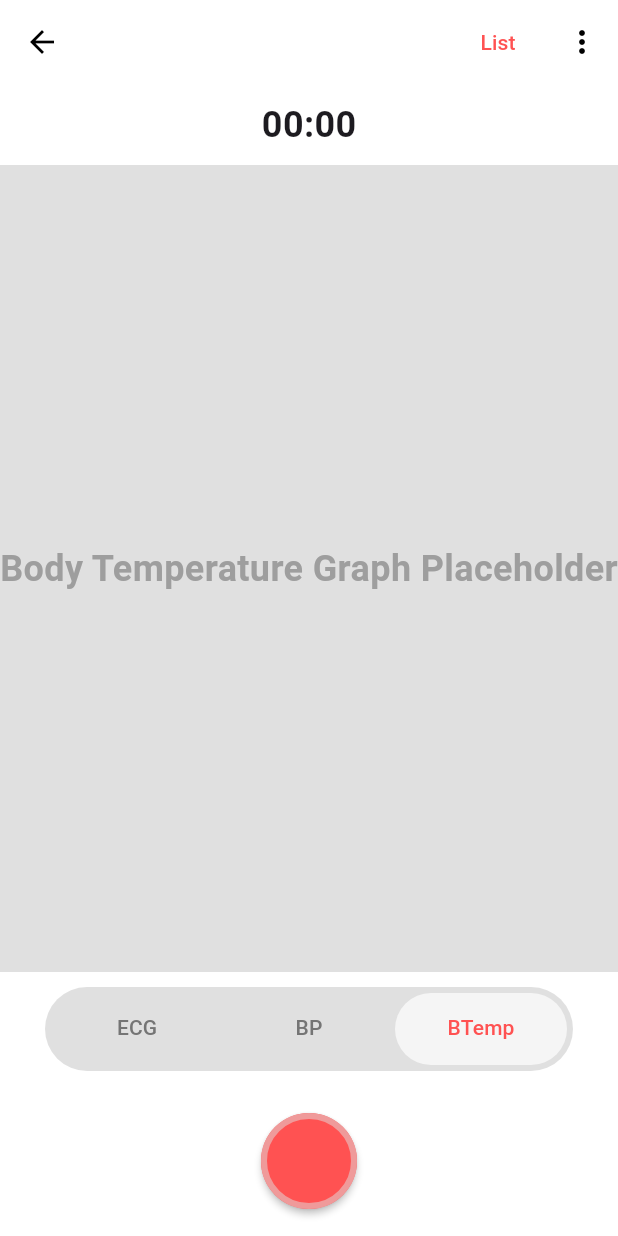
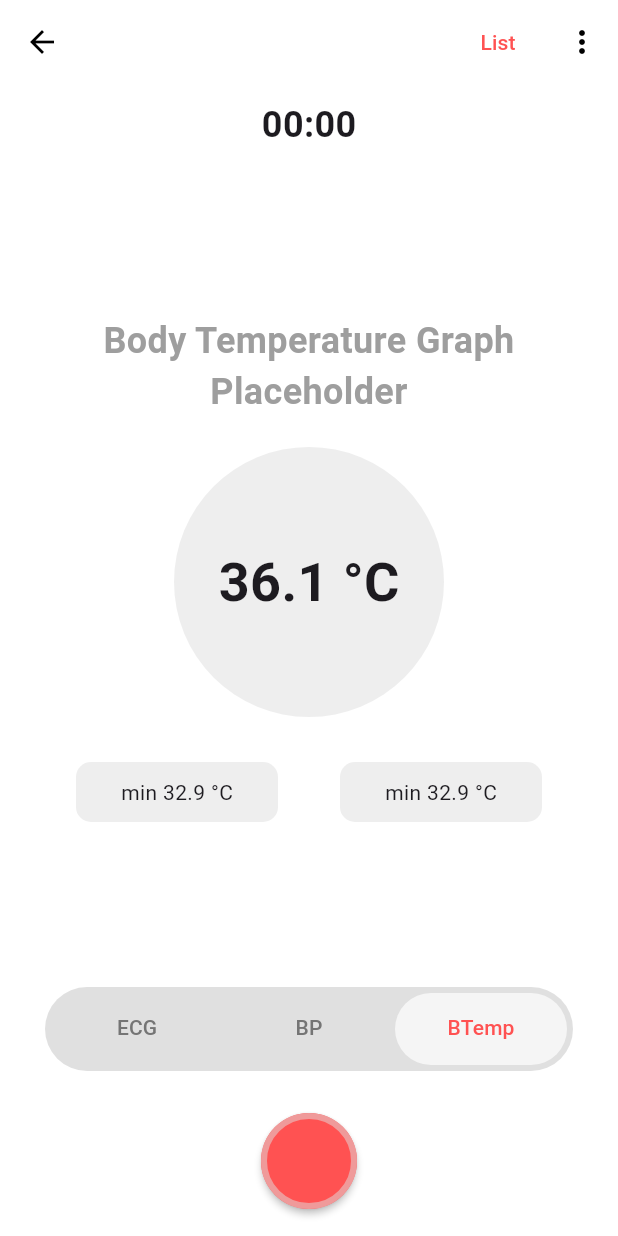
Before and after one commit to esmond-adjei/cardiocare, a Flutter app: the SingleMonitorLayout screen opened directly, tab 3 chosen, on a phone screen of 412 x 824 dp. Run offline on Flutter 3.47's test engine with Material 3 defaults, Android fonts, the light colour scheme and no system bars; our stand-ins replace fl_chart, sqflite; accounts and stored records are empty.

Commit message:
layout for bp and btemp render screens

```diff
--- a/lib/screens/single_monitoring_layout.dart
+++ b/lib/screens/single_monitoring_layout.dart
@@ -1,6 +1,7 @@
 import 'dart:async';
 import 'dart:typed_data';
 import 'package:flutter/material.dart';
+import 'package:xmonapp/screens/pages/ecg_renderer.dart';
 import 'package:xmonapp/services/models/db_helper.dart';
 import 'package:xmonapp/services/models/db_model.dart';
 import 'package:xmonapp/utils/ecg_generator.dart';
@@ -180,19 +181,19 @@ class _SingleMonitorLayoutState extends State<SingleMonitorLayout>
             child: TabBarView(
               controller: _tabController,
               children: [
-                RecordingScreen(
+                ECGRenderer(
                   isRecording: isRecording,
                   ecgValues: _ecgValues,
                   title: 'ECG Graph Placeholder',
                   scrollController: _scrollController,
                 ),
-                RecordingScreen(
+                BPRenderer(
                   isRecording: false,
                   ecgValues: _ecgValues,
                   title: 'Blood Pressure Graph Placeholder',
                   scrollController: _scrollController,
                 ),
-                RecordingScreen(
+                BtempRenderer(
                   isRecording: false,
                   ecgValues: _ecgValues,
                   title: 'Body Temperature Graph Placeholder',
@@ -292,13 +293,13 @@ class _SingleMonitorLayoutState extends State<SingleMonitorLayout>
   }
 }
 
-class RecordingScreen extends StatelessWidget {
+class ECGRenderer extends StatelessWidget {
   final bool isRecording;
   final String title;
   final List<int> ecgValues;
   final ScrollController scrollController;
 
-  const RecordingScreen({
+  const ECGRenderer({
     super.key,
     required this.isRecording,
     required this.title,
@@ -312,9 +313,10 @@ class RecordingScreen extends StatelessWidget {
       children: [
         Expanded(
           child: Container(
-            color: Colors.grey[300],
-            child: Center(
-              child: Text(
+            color: Colors.grey.shade100,
+            child: Column(children: [
+              const SizedBox(height: 50),
+              Text(
                 title,
                 style: TextStyle(
                   color: Colors.grey.shade500,
@@ -322,13 +324,10 @@ class RecordingScreen extends StatelessWidget {
                   fontWeight: FontWeight.bold,
                 ),
               ),
-            ),
-          ),
-        ),
-        if (isRecording)
+              const ECGChart(),
               Container(
-            height: 100,
-            color: Colors.grey[400],
+                height: 50,
+                color: Colors.grey.shade300,
                 child: Center(
                   child: ListView.builder(
                     controller: scrollController,
@@ -336,12 +335,12 @@ class RecordingScreen extends StatelessWidget {
                     itemCount: ecgValues.length,
                     itemBuilder: (context, index) {
                       return Padding(
-                    padding: const EdgeInsets.symmetric(horizontal: 4.0),
+                        padding: const EdgeInsets.symmetric(vertical: 8.0),
                         child: Text(
                           ' ${ecgValues[index]} ',
                           style: TextStyle(
                             color: Colors.grey.shade800,
-                        fontSize: 24,
+                            fontSize: 16,
                           ),
                           textAlign: TextAlign.center,
                         ),
@@ -350,7 +349,167 @@ class RecordingScreen extends StatelessWidget {
                   ),
                 ),
               ),
+            ]),
+          ),
+        ),
       ],
     );
   }
 }
+
+class BPRenderer extends StatelessWidget {
+  final bool isRecording;
+  final String title;
+  final List<int> ecgValues;
+  final ScrollController scrollController;
+
+  const BPRenderer({
+    super.key,
+    required this.isRecording,
+    required this.title,
+    required this.ecgValues,
+    required this.scrollController,
+  });
+
+  @override
+  Widget build(BuildContext context) {
+    return Container(
+      padding: const EdgeInsets.all(30),
+      color: Colors.grey.shade100,
+      child: Column(
+        children: [
+          Text(
+            title,
+            textAlign: TextAlign.center,
+            style: TextStyle(
+              color: Colors.grey.shade500,
+              fontSize: 24,
+              fontWeight: FontWeight.bold,
+            ),
+          ),
+          const SizedBox(height: 50),
+          const Row(
+            crossAxisAlignment: CrossAxisAlignment.center,
+            mainAxisAlignment: MainAxisAlignment.spaceAround,
+            children: [
+              Text('Systolic'),
+              Text(
+                '80 mmHg',
+                style: TextStyle(
+                  fontSize: 42.0,
+                ),
+              ),
+            ],
+          ),
+          const SizedBox(height: 30),
+          const Row(
+            crossAxisAlignment: CrossAxisAlignment.center,
+            mainAxisAlignment: MainAxisAlignment.spaceAround,
+            children: [
+              Text('Diastolic'),
+              Text(
+                '60 mmHg',
+                style: TextStyle(
+                  fontSize: 42.0,
+                ),
+              ),
+            ],
+          ),
+        ],
+      ),
+    );
+  }
+}
+
+class BtempRenderer extends StatelessWidget {
+  final bool isRecording;
+  final String title;
+  final List<int> ecgValues;
+  final ScrollController scrollController;
+
+  const BtempRenderer({
+    super.key,
+    required this.isRecording,
+    required this.title,
+    required this.ecgValues,
+    required this.scrollController,
+  });
+
+  @override
+  Widget build(BuildContext context) {
+    return Padding(
+      padding: const EdgeInsets.symmetric(horizontal: 30),
+      child: Column(
+        mainAxisAlignment: MainAxisAlignment.center,
+        children: [
+          Text(
+            title,
+            textAlign: TextAlign.center,
+            style: TextStyle(
+              color: Colors.grey.shade500,
+              fontSize: 24,
+              fontWeight: FontWeight.bold,
+            ),
+          ),
+          const SizedBox(height: 20),
+          Container(
+            height: 180.0,
+            width: 180.0,
+            decoration: BoxDecoration(
+              color: Colors.grey.shade200,
+              shape: BoxShape.circle,
+            ),
+            child: const Center(
+              child: Text(
+                '36.1 °C',
+                style: TextStyle(
+                  fontSize: 36.0,
+                  fontWeight: FontWeight.bold,
+                ),
+              ),
+            ),
+          ),
+          const SizedBox(height: 30),
+          Row(
+            crossAxisAlignment: CrossAxisAlignment.center,
+            mainAxisAlignment: MainAxisAlignment.spaceAround,
+            children: [
+              Container(
+                padding: const EdgeInsets.symmetric(
+                  vertical: 10.0,
+                  horizontal: 30.0,
+                ),
+                decoration: BoxDecoration(
+                  color: Colors.grey.shade200,
+                  borderRadius: BorderRadius.circular(10),
+                ),
+                child: const Text(
+                  'min 32.9 °C',
+                  style: TextStyle(
+                    overflow: TextOverflow.ellipsis,
+                  ),
+                ),
+              ),
+              Container(
+                padding: const EdgeInsets.symmetric(
+                  vertical: 10.0,
+                  horizontal: 30.0,
+                ),
+                decoration: BoxDecoration(
+                  color: Colors.grey.shade200,
+                  borderRadius: BorderRadius.circular(10),
+                ),
+                child: const Text(
+                  'min 32.9 °C',
+                  style: TextStyle(
+                    overflow: TextOverflow.ellipsis,
+                  ),
+                ),
+              ),
+            ],
+          ),
+        ],
+      ),
+    );
+  }
+}
```
Also changed, not shown: lib/screens/pages/ecg_renderer.dart (+46 -58 lines). Lines whose indentation alone changed are shown as unchanged.
